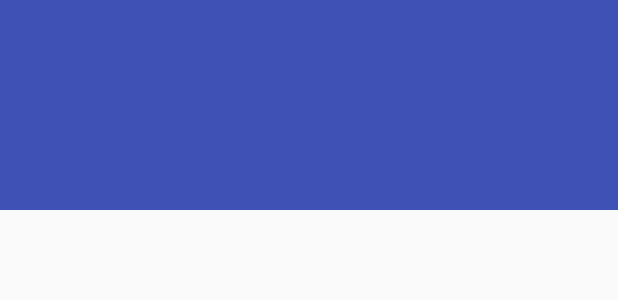
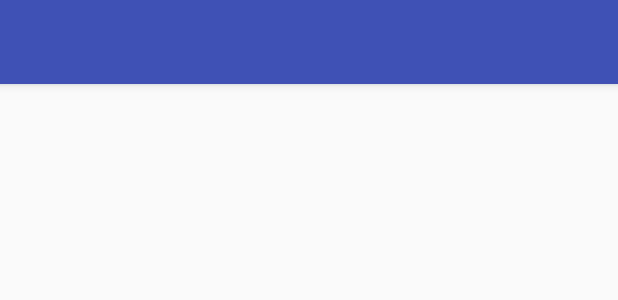
Before and after one commit to simoneluconi/RegistroElettronico-Android, an Android app: the layout activity_files.xml on its own in the app's theme, with its tools: preview values and no code run, on a phone screen of 412 x 824 dp. Shown: the top 300 px of the screen. Run offline under Robolectric (Android 15) with nearby library versions, the phone set to English and light mode, and no system bars.

Commit message:
NEED FIX: ActivityFiles' Toolbar

```diff
--- a/app/src/main/java/com/sharpdroid/registroelettronico/Activities/ActivityFiles.java
+++ b/app/src/main/java/com/sharpdroid/registroelettronico/Activities/ActivityFiles.java
@@ -2,7 +2,6 @@ package com.sharpdroid.registroelettronico.Activities;
 
 import android.os.Bundle;
 import android.support.annotation.Nullable;
-import android.support.design.widget.CollapsingToolbarLayout;
 import android.support.design.widget.CoordinatorLayout;
 import android.support.v7.app.AppCompatActivity;
 import android.support.v7.widget.LinearLayoutManager;
@@ -10,7 +9,6 @@ import android.support.v7.widget.RecyclerView;
 import android.support.v7.widget.Toolbar;
 import android.util.Log;
 import android.view.MenuItem;
-import android.widget.TextView;
 
 import com.google.gson.Gson;
 import com.sharpdroid.registroelettronico.Adapters.FileAdapter;
@@ -23,18 +21,12 @@ import org.apache.commons.lang3.text.WordUtils;
 
 import java.io.IOException;
 
-import butterknife.BindView;
 import butterknife.ButterKnife;
 
 import static com.sharpdroid.registroelettronico.Utils.Metodi.dpToPx;
 
 public class ActivityFiles extends AppCompatActivity {
     final static String TAG = ActivityFiles.class.getSimpleName();
-
-    @BindView(R.id.collapsing_toolbar)
-    CollapsingToolbarLayout collapsingToolbarLayout;
-    @BindView(R.id.content)
-    TextView content;
 
     FileAdapter mRVAdapter;
     FilesDB db;
@@ -66,7 +58,7 @@ public class ActivityFiles extends AppCompatActivity {
         } finally {
             if (data != null) {
                 setTitle(WordUtils.capitalizeFully(data.getProfName()));
-                content.setText(WordUtils.capitalize(data.getName()));
+                getSupportActionBar().setSubtitle(WordUtils.capitalize(data.getName()));
                 mRVAdapter = new FileAdapter(this, mCoordinatorLayout, db);
                 addSubjects(data);
             }
@@ -88,7 +80,6 @@ public class ActivityFiles extends AppCompatActivity {
     @Override
     public void setTitle(CharSequence title) {
         super.setTitle(title);
-        collapsingToolbarLayout.setTitle(title);
     }
 
     @Override
--- a/app/src/main/res/layout/activity_files.xml
+++ b/app/src/main/res/layout/activity_files.xml
@@ -1,51 +1,20 @@
 <android.support.design.widget.CoordinatorLayout xmlns:android="http://schemas.android.com/apk/res/android"
     xmlns:app="http://schemas.android.com/apk/res-auto"
-    android:id="@+id/coordinator_layout"
     android:layout_width="match_parent"
-    android:layout_height="match_parent"
-    android:fitsSystemWindows="true">
+    android:layout_height="match_parent">
 
     <android.support.design.widget.AppBarLayout
-        android:id="@+id/app_bar_layout"
         android:layout_width="match_parent"
-        android:layout_height="140dp"
+        android:layout_height="wrap_content"
+        android:background="?attr/colorPrimary"
         android:fitsSystemWindows="true"
-        android:theme="@style/ThemeOverlay.AppCompat.Dark.ActionBar">
+        android:theme="@style/AppTheme.AppBarOverlay">
 
-        <android.support.design.widget.CollapsingToolbarLayout
-            android:id="@+id/collapsing_toolbar"
+        <android.support.v7.widget.Toolbar
+            android:id="@+id/toolbar"
             android:layout_width="match_parent"
-            android:layout_height="match_parent"
-            android:fitsSystemWindows="true"
-            app:contentScrim="?attr/colorPrimary"
-            app:expandedTitleMarginBottom="42dp"
-            app:expandedTitleMarginEnd="48dp"
-            app:expandedTitleMarginStart="48dp"
-            app:layout_scrollFlags="scroll|exitUntilCollapsed"
-            app:scrimAnimationDuration="200">
-
-            <TextView
-                android:id="@+id/content"
-                android:layout_width="wrap_content"
-                android:layout_height="wrap_content"
-                android:layout_gravity="bottom"
-                android:layout_marginBottom="16dp"
-                android:layout_marginEnd="64dp"
-                android:layout_marginLeft="48dp"
-                android:layout_marginRight="64dp"
-                android:layout_marginStart="48dp"
-                android:textColor="#fff"
-                app:layout_collapseMode="parallax"
-                app:layout_collapseParallaxMultiplier="0.2" />
-
-            <android.support.v7.widget.Toolbar
-                android:id="@+id/toolbar"
-                android:layout_width="match_parent"
-                android:layout_height="?attr/actionBarSize"
-                app:layout_collapseMode="pin" />
-
-        </android.support.design.widget.CollapsingToolbarLayout>
-
+            android:layout_height="?attr/actionBarSize"
+            app:popupTheme="@style/AppTheme.PopupOverlay" />
     </android.support.design.widget.AppBarLayout>
 
     <android.support.v7.widget.RecyclerView
--- a/app/src/main/res/layout/app_bar_main.xml
+++ b/app/src/main/res/layout/app_bar_main.xml
@@ -4,7 +4,8 @@
     xmlns:tools="http://schemas.android.com/tools"
     android:layout_width="match_parent"
     android:layout_height="match_parent"
-    tools:context="com.sharpdroid.registroelettronico.Activities.MainActivity">
+    tools:context="com.sharpdroid.registroelettronico.Activities.MainActivity"
+    tools:showIn="@layout/activity_main">
 
     <android.support.design.widget.AppBarLayout
         android:layout_width="match_parent"
```
